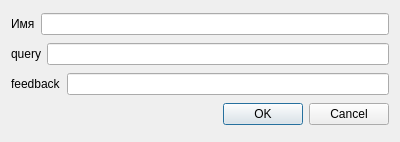
Before: the Qt Designer form addrele.ui in TheMadius/EltexViewFRS, drawn with Qt 5.
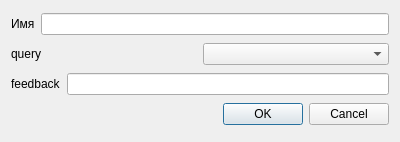
After: the same form once the commit is applied.

```diff
--- a/addrele.ui
+++ b/addrele.ui
@@ -38,7 +38,7 @@
       </widget>
      </item>
      <item>
-      <widget class="QLineEdit" name="lineEdit_2"/>
+      <widget class="QComboBox" name="comboBox"/>
      </item>
     </layout>
    </item>
```
